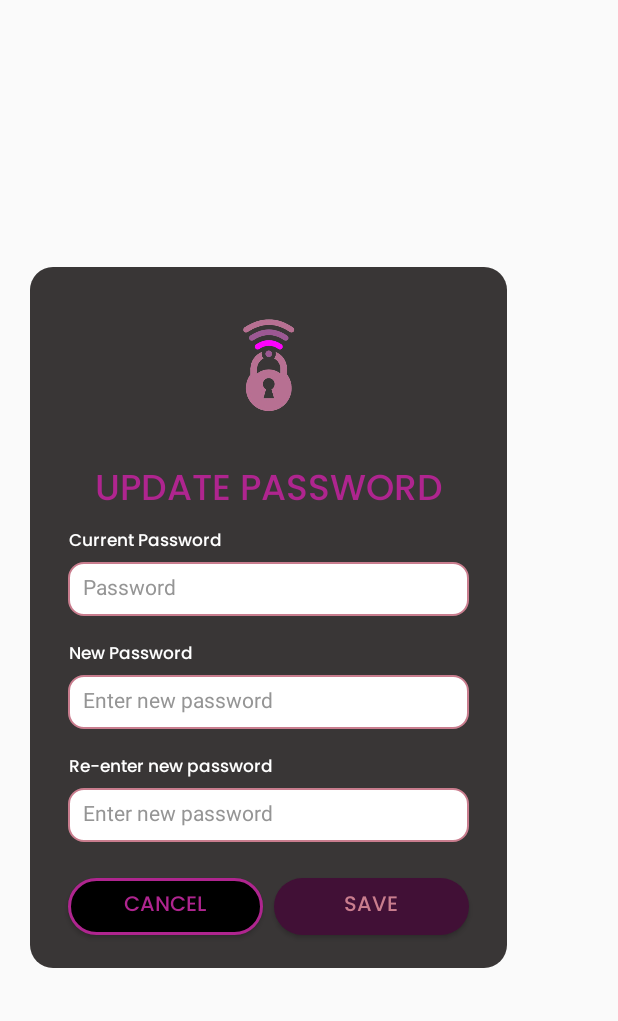
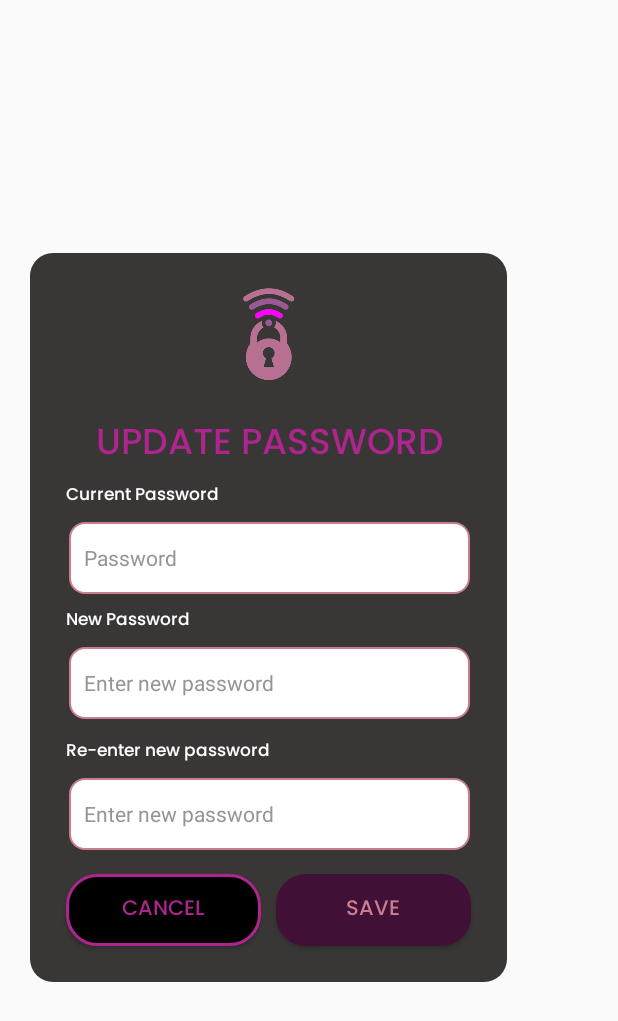
Before and after one commit to Jecchisauce/Quizora1, an Android app: the fragment UpdatePassword shown on its own in the app's theme, on a phone screen of 412 x 824 dp. Shown: the top 1021 px of the screen. Run offline under Robolectric (Android 15) with nearby library versions, the phone set to English and light mode, and no system bars.

Commit message:
Update Password btn resize Functionality Cancel(/) Save(X)

```diff
--- a/Quizora/app/src/main/res/layout/fragment_update_password.xml
+++ b/Quizora/app/src/main/res/layout/fragment_update_password.xml
@@ -10,41 +10,57 @@
 
     <androidx.constraintlayout.widget.ConstraintLayout
         android:layout_width="318dp"
-        android:layout_height="467dp"
+        android:layout_height="486dp"
         android:background="@drawable/sign_border"
-        tools:layout_editor_absoluteX="0dp"
-        tools:layout_editor_absoluteY="0dp">
+        tools:layout_editor_absoluteX="-8dp"
+        tools:layout_editor_absoluteY="3dp">
+
+        <EditText
+            android:id="@+id/nPassword"
+            android:layout_width="267dp"
+            android:layout_height="48dp"
+            android:layout_marginTop="8dp"
+            android:background="@drawable/textbox"
+            android:hint="Enter new password"
+            android:inputType="textPassword"
+            android:paddingLeft="10dp"
+            android:textColor="@color/black"
+            android:textColorHint="#959595"
+            android:textSize="14sp"
+            app:layout_constraintEnd_toEndOf="parent"
+            app:layout_constraintHorizontal_bias="0.509"
+            app:layout_constraintStart_toStartOf="parent"
+            app:layout_constraintTop_toBottomOf="@id/textView10" />
 
         <ImageView
             android:id="@+id/logoImage"
             android:layout_width="140dp"
             android:layout_height="100dp"
-            android:layout_marginTop="15dp"
+            android:layout_marginTop="4dp"
             android:src="@drawable/up_date"
             app:layout_constraintEnd_toEndOf="parent"
             app:layout_constraintStart_toStartOf="parent"
             app:layout_constraintTop_toTopOf="parent" />
 
-
         <TextView
             android:id="@+id/textView7"
             android:layout_width="wrap_content"
             android:layout_height="wrap_content"
-            android:layout_marginTop="14dp"
+            android:layout_marginTop="4dp"
             android:fontFamily="@font/poppins_medium"
             android:text="UPDATE PASSWORD"
             android:textColor="#AF258F"
             android:textSize="24sp"
             app:layout_constraintEnd_toEndOf="parent"
+            app:layout_constraintHorizontal_bias="0.511"
             app:layout_constraintStart_toStartOf="parent"
             app:layout_constraintTop_toBottomOf="@id/logoImage" />
 
-        <!-- Current Password Label -->
         <TextView
             android:id="@+id/textView8"
             android:layout_width="wrap_content"
             android:layout_height="wrap_content"
-            android:layout_marginStart="26dp"
+            android:layout_marginStart="24dp"
             android:layout_marginTop="4dp"
             android:fontFamily="@font/poppins_medium"
             android:text="Current Password"
@@ -53,12 +69,11 @@
             app:layout_constraintStart_toStartOf="parent"
             app:layout_constraintTop_toBottomOf="@id/textView7" />
 
-        <!-- Current Password Input -->
         <EditText
             android:id="@+id/cPassword"
             android:layout_width="267dp"
-            android:layout_height="36dp"
-            android:layout_marginTop="4dp"
+            android:layout_height="48dp"
+            android:layout_marginTop="8dp"
             android:background="@drawable/textbox"
             android:hint="Password"
             android:inputType="textPassword"
@@ -67,16 +82,16 @@
             android:textColorHint="#959595"
             android:textSize="14sp"
             app:layout_constraintEnd_toEndOf="parent"
+            app:layout_constraintHorizontal_bias="0.509"
             app:layout_constraintStart_toStartOf="parent"
             app:layout_constraintTop_toBottomOf="@id/textView8" />
 
-        <!-- New Password Label -->
         <TextView
             android:id="@+id/textView10"
             android:layout_width="wrap_content"
             android:layout_height="wrap_content"
-            android:layout_marginStart="26dp"
-            android:layout_marginTop="16dp"
+            android:layout_marginStart="24dp"
+            android:layout_marginTop="8dp"
             android:fontFamily="@font/poppins_medium"
             android:text="New Password"
             android:textColor="@color/white"
@@ -84,12 +99,11 @@
             app:layout_constraintStart_toStartOf="parent"
             app:layout_constraintTop_toBottomOf="@id/cPassword" />
 
-        <!-- New Password Input -->
         <EditText
-            android:id="@+id/nPassword"
+            android:id="@+id/rPassword"
             android:layout_width="267dp"
-            android:layout_height="36dp"
-            android:layout_marginTop="4dp"
+            android:layout_height="48dp"
+            android:layout_marginTop="8dp"
             android:background="@drawable/textbox"
             android:hint="Enter new password"
             android:inputType="textPassword"
@@ -98,18 +112,42 @@
             android:textColorHint="#959595"
             android:textSize="14sp"
             app:layout_constraintEnd_toEndOf="parent"
+            app:layout_constraintHorizontal_bias="0.509"
             app:layout_constraintStart_toStartOf="parent"
-            app:layout_constraintTop_toBottomOf="@id/textView10" />
+            app:layout_constraintTop_toBottomOf="@id/textView11" />
 
-        <!-- Confirm Password Label -->
+        <Button
+            android:id="@+id/btnsave"
+            android:layout_width="130dp"
+            android:layout_height="48dp"
+            android:layout_marginTop="16dp"
+            android:layout_marginEnd="24dp"
+            android:background="@drawable/border"
+            android:fontFamily="@font/poppins_medium"
+            android:text="Save"
+            android:textColor="#C97D8E"
+            app:layout_constraintEnd_toEndOf="parent"
+            app:layout_constraintTop_toBottomOf="@id/rPassword" />
 
-        <!-- Confirm Password Input -->
+        <Button
+            android:id="@+id/btncancel"
+            android:layout_width="130dp"
+            android:layout_height="48dp"
+            android:layout_marginStart="24dp"
+            android:layout_marginTop="16dp"
+            android:background="@drawable/create"
+            android:fontFamily="@font/poppins_medium"
+            android:text="CANCEL"
+            android:textColor="#AF258F"
+            app:layout_constraintStart_toStartOf="parent"
+            app:layout_constraintTop_toBottomOf="@id/rPassword" />
+
         <TextView
             android:id="@+id/textView11"
             android:layout_width="wrap_content"
             android:layout_height="wrap_content"
-            android:layout_marginStart="26dp"
-            android:layout_marginTop="16dp"
+            android:layout_marginStart="24dp"
+            android:layout_marginTop="12dp"
             android:fontFamily="@font/poppins_medium"
             android:text="Re-enter new password"
             android:textColor="@color/white"
@@ -117,50 +155,6 @@
             app:layout_constraintStart_toStartOf="parent"
             app:layout_constraintTop_toBottomOf="@id/nPassword" />
 
-        <EditText
-            android:id="@+id/rPassword"
-            android:layout_width="267dp"
-            android:layout_height="36dp"
-            android:layout_marginTop="4dp"
-            android:background="@drawable/textbox"
-            android:hint="Enter new password"
-            android:inputType="textPassword"
-            android:paddingLeft="10dp"
-            android:textColor="@color/black"
-            android:textColorHint="#959595"
-            android:textSize="14sp"
-            app:layout_constraintEnd_toEndOf="parent"
-            app:layout_constraintStart_toStartOf="parent"
-            app:layout_constraintTop_toBottomOf="@id/textView11" />
-
-        <!-- Cancel Button -->
-        <Button
-            android:id="@+id/btncancel"
-            android:layout_width="130dp"
-            android:layout_height="38dp"
-            android:layout_marginStart="25dp"
-            android:layout_marginTop="24dp"
-            android:background="@drawable/create"
-            android:fontFamily="@font/poppins_medium"
-            android:text="CANCEL"
-            android:textColor="#AF258F"
-            app:layout_constraintStart_toStartOf="parent"
-            app:layout_constraintTop_toBottomOf="@id/rPassword" />
-
-        <!-- Save Button -->
-        <Button
-            android:id="@+id/btnsave"
-            android:layout_width="130dp"
-            android:layout_height="38dp"
-            android:layout_marginTop="24dp"
-            android:layout_marginEnd="25dp"
-            android:background="@drawable/border"
-            android:fontFamily="@font/poppins_medium"
-            android:text="Save"
-            android:textColor="#C97D8E"
-            app:layout_constraintEnd_toEndOf="parent"
-            app:layout_constraintTop_toBottomOf="@id/rPassword" />
-
     </androidx.constraintlayout.widget.ConstraintLayout>
 
 </FrameLayout>
```
Also changed, not shown: 7 other files.
